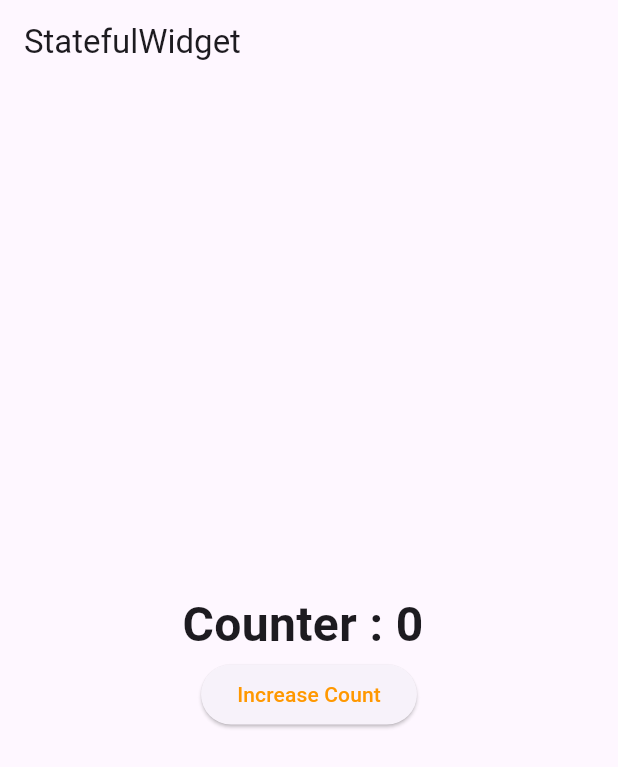
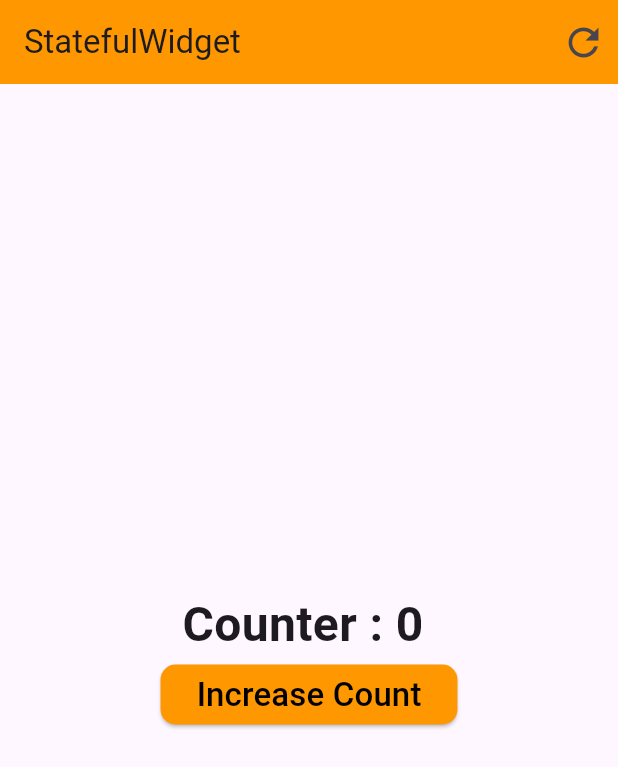
Before and after one commit to akashm936/practiceapp1, a Flutter app: the screen it shows after launch, on a phone screen of 412 x 824 dp. Shown: the top 767 px of the screen. Run offline on Flutter 3.47's test engine with Material 3 defaults, Android fonts, the phone set to English and light mode, and no system bars.

Commit message:
Using the StatefulWidget Build the Counter app

```diff
--- a/lib/counterapppage.dart
+++ b/lib/counterapppage.dart
@@ -1,3 +1,34 @@
-import 'package:flutter/cupertino.dart';
 
-class CounterApp extends
+import 'package:flutter/material.dart';
+
+
+class Counterapp extends StatefulWidget {
+
+  @override
+  State<Counterapp> createState() => _CounterappState();
+}
+
+class _CounterappState extends State<Counterapp> {
+  var counter = 0;
+
+  @override
+  Widget build(BuildContext context) {
+
+    void IncreaseCounter(){
+      counter++;
+      print(counter);
+      setState(() {
+
+      });
+    }
+
+    return Center(child: Column(
+      mainAxisAlignment: MainAxisAlignment.center,
+      children: [
+        Text("Counter : $counter ",style: TextStyle(fontSize: 32, fontWeight: FontWeight.bold),),
+        ElevatedButton(
+            onPressed: IncreaseCounter, child: Text("Increase Count",style: TextStyle(color: Colors.black, fontSize: 22))),
+      ],
+    ));
+  }
+}
--- a/lib/main.dart
+++ b/lib/main.dart
@@ -1,4 +1,5 @@
 import 'package:flutter/material.dart';
+import 'package:practiceapp1/counterapppage.dart';
 
 void main() {
   runApp(const MyApp());
@@ -8,43 +9,49 @@ class MyApp extends StatelessWidget {
   const MyApp({super.key});
   @override
   Widget build(BuildContext context) {
-    return MaterialApp(title: "StateFulWidget", home: MyHomePage());
+    return MaterialApp(
+        title: "StateFulWidget",
+        home: MyHomePage(),
+        theme: ThemeData(
+          appBarTheme: AppBarTheme(
+            backgroundColor: Colors.orange,
+          ),
+          elevatedButtonTheme: ElevatedButtonThemeData(
+            style: ElevatedButton.styleFrom(
+              backgroundColor: Colors.orange,
+              shape: RoundedRectangleBorder(
+                borderRadius: BorderRadius.circular(10)
+              )
+            ),),
+          ),
+        );
   }
 }
 
-class MyHomePage extends StatefulWidget {
+class MyHomePage extends StatelessWidget{
   const MyHomePage({super.key});
-  @override
-  State<MyHomePage> createState() => MyHomePageState();
-}
-
-class MyHomePageState extends State<MyHomePage> {
-  var counter = 0;
-
 
   @override
   Widget build(BuildContext context) {
-
-    void IncreaseCounter(){
-      counter++;
-      print(counter);
-      setState(() {
-
-      });
-    }
     return Scaffold(
-      appBar: AppBar(title: Text("StatefulWidget")),
-      body: Center(child: Column(
-        mainAxisAlignment: MainAxisAlignment.center,
-        children: [
-          Text("Counter : $counter ",style: TextStyle(fontSize: 32, fontWeight: FontWeight.bold),),
-          ElevatedButton(
-          onPressed: IncreaseCounter, child: Text("Increase Count",style: TextStyle(color: Colors.orange))),
+      appBar: AppBar(
+        title: Text("StatefulWidget", style: TextStyle(fontSize: 22),),
+        actions: [
+          Padding(
+            padding: const EdgeInsets.all(8.0),
+            child: InkWell(
+                onTap: (){
+                },
+                child: Icon(Icons.refresh,size: 30,),),
+          ),
         ],
-      )),
+      ),
+      body: Counterapp(),
     );
   }
+
 }
+
 
 // DatePicker
 
```
